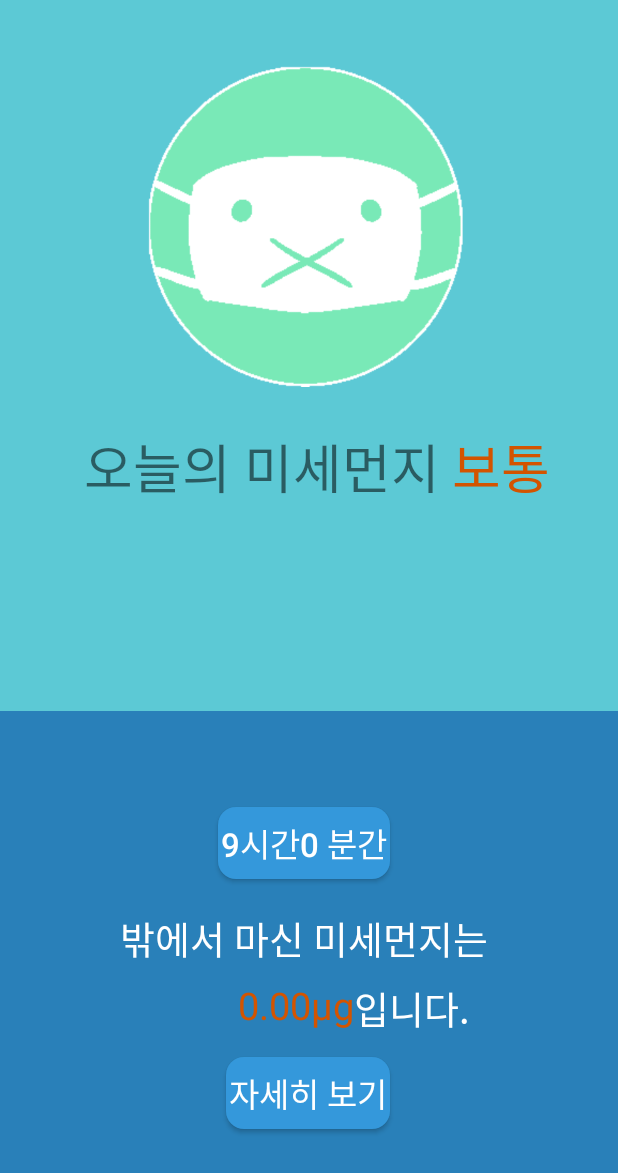
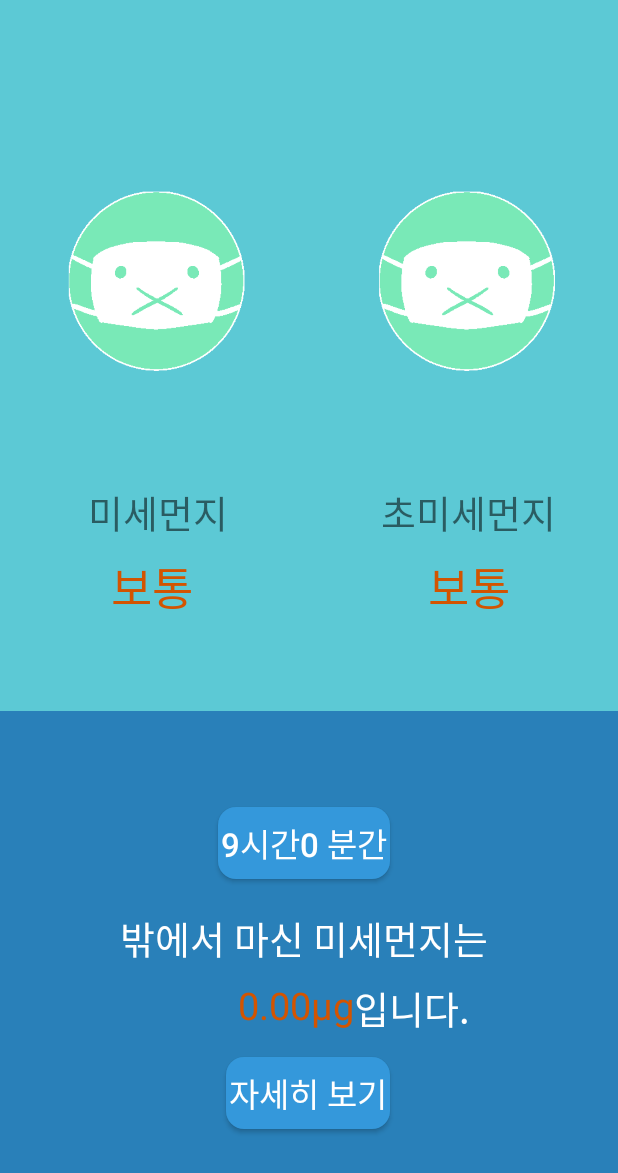
Before and after one commit to irakla/MiseAlimi, an Android app: the Amount_Info screen opened directly, with no data from a screen before it, on a phone screen of 412 x 824 dp. Shown: the top 1173 px of the screen. Run offline under Robolectric (Android 15) with nearby library versions, the phone set to English and light mode, and no system bars.

Commit message:
ui개선 코드 merge 및 백그라운드 작업도중 커밋

```diff
--- a/app/src/main/java/com/example/myapplication/Amount_Info.kt
+++ b/app/src/main/java/com/example/myapplication/Amount_Info.kt
@@ -204,7 +204,8 @@ class Amount_Info : Fragment() {
             if(it.airInfo == null)
                 return@forEach
 
-            val pm10 = it.airInfo?.getString("pm10Value")?.toInt()
+            val pm10str = it.airInfo?.getString("pm10Value")
+            val pm10 = if(pm10str == "-" || pm10str == null) null else pm10str.toInt()
 
             if(pm10 == null)
                 return@forEach
--- a/app/src/main/java/com/example/myapplication/DownloaderForAirInfo.kt
+++ b/app/src/main/java/com/example/myapplication/DownloaderForAirInfo.kt
@@ -1,5 +1,6 @@
 package com.example.myapplication
 
+import android.content.Context
 import android.os.AsyncTask
 import android.support.v7.app.AppCompatActivity
 import kotlinx.android.synthetic.main.activity_gps_list.*
@@ -13,7 +14,7 @@ import java.net.UnknownHostException
 
 typealias AirInfoType = JSONObject?
 
-class DownloaderForAirInfo(private val view_Main: AppCompatActivity)
+class DownloaderForAirInfo(private val view_Main: Context)
     : AsyncTask<GPSTimeStamp, Void, AirInfoType>()
 {
     override fun doInBackground(vararg params_TimeStamps: GPSTimeStamp): AirInfoType {
--- a/app/src/main/java/com/example/myapplication/GPSTimeStamp.kt
+++ b/app/src/main/java/com/example/myapplication/GPSTimeStamp.kt
@@ -1,5 +1,6 @@
 package com.example.myapplication
 
+import android.content.Context
 import android.location.Location
 import android.os.Build
 import android.support.v7.app.AppCompatActivity
@@ -14,7 +15,7 @@ import java.util.*
 var formatstr: String = "yy년 MM월 dd일 E\n" +
         "a hh시mm분"
 
-class GPSTimeStamp(view_Main: AppCompatActivity, location : Location, airInfo: AirInfoType = null){
+class GPSTimeStamp(view_Main: Context, location : Location, airInfo: AirInfoType = null){
     val location : Location
     var theTimeNotification = Date(location.time).toString()
         get() = field
--- a/app/src/main/java/com/example/myapplication/GPSTimelineManager.kt
+++ b/app/src/main/java/com/example/myapplication/GPSTimelineManager.kt
@@ -1,5 +1,6 @@
 package com.example.myapplication
 
+import android.content.Context
 import android.databinding.ObservableArrayList
 import android.location.Location
 import android.os.Build
@@ -16,7 +17,7 @@ object GPSTimelineManager {
         get() = field
         private set(newTimeLine) { field = newTimeLine }
 
-    fun initializeTimeline(view_Main: AppCompatActivity){
+    fun initializeTimeline(view_Main: Context){
         val db = TimelineDBHelper(view_Main)
         val dbCursor = db.readableDatabase.rawQuery("SELECT * FROM timeline", null)
 
--- a/app/src/main/java/com/example/myapplication/Text_Info.kt
+++ b/app/src/main/java/com/example/myapplication/Text_Info.kt
@@ -8,13 +8,29 @@ import android.view.LayoutInflater
 import android.view.View
 import android.view.ViewGroup
 import com.example.myapplication.R
-
+import kotlinx.android.synthetic.main.fragment_amount_info.*
+import kotlinx.android.synthetic.main.fragment_text_info.*
+var ciga: Double = 0.0
 class Text_Info : Fragment() {
     override fun onCreateView(
         inflater: LayoutInflater, container: ViewGroup?,
         savedInstanceState: Bundle?
+
     ): View? {
         // Inflate the layout for this fragment
         return inflater.inflate(R.layout.fragment_text_info, container, false)
     }
+
+    override fun onActivityCreated(savedInstanceState: Bundle?) {
+        super.onActivityCreated(savedInstanceState)
+
+
+        if (finedustByInspirationNow != null) {
+
+            ciga = finedustByInspirationNow / 12000
+
+            textView10.setText(String.format("미세먼지를 %,.2fμg만큼 마시면 담배 %,.2f개비를 피운것과 같습니다.", finedustByInspirationNow, ciga))
+
+        }
+    }
 }
--- a/app/src/main/res/layout/activity_mainview.xml
+++ b/app/src/main/res/layout/activity_mainview.xml
@@ -20,31 +20,55 @@
             app:layout_constraintTop_toTopOf="parent"
             app:layout_constraintVertical_bias="1.0"/>
     <ImageView
-            android:layout_width="239dp"
-            android:layout_height="214dp" app:srcCompat="@drawable/normal" android:id="@+id/changeview"
-            app:layout_constraintEnd_toEndOf="parent"
-            app:layout_constraintStart_toStartOf="parent" android:layout_marginTop="4dp"
-            app:layout_constraintTop_toTopOf="parent" android:layout_marginEnd="8dp" android:layout_marginStart="8dp"
-            app:layout_constraintBottom_toTopOf="@+id/viewPager" app:layout_constraintHorizontal_bias="0.494"
-            app:layout_constraintVertical_bias="0.155"/>
+            android:layout_width="130dp"
+            android:layout_height="120dp" app:srcCompat="@drawable/normal" android:id="@+id/changeview"
+            app:layout_constraintStart_toStartOf="parent"
+            android:layout_marginStart="40dp"
+            android:layout_marginBottom="8dp" app:layout_constraintBottom_toTopOf="@+id/textView5"
+            android:layout_marginTop="60dp" app:layout_constraintTop_toTopOf="parent"/>
+    <ImageView
+            android:layout_width="120dp"
+            android:layout_height="120dp" app:srcCompat="@drawable/normal" android:id="@+id/changeview2"
+            app:layout_constraintBottom_toTopOf="@+id/textView2"
+            app:layout_constraintStart_toEndOf="@+id/changeview"
+            android:layout_marginStart="10dp" app:layout_constraintTop_toTopOf="parent"
+            android:layout_marginBottom="8dp" android:layout_marginTop="60dp"
+            app:layout_constraintEnd_toEndOf="parent" android:layout_marginEnd="40dp"
+            app:layout_constraintHorizontal_bias="1.0"/>
     <TextView
-            android:text="오늘의 미세먼지"
-            android:textSize="35dp"
+            android:text="미세먼지"
+            android:textSize="25dp"
             android:layout_width="wrap_content"
             android:layout_height="wrap_content" android:id="@+id/textView5"
-            app:layout_constraintStart_toStartOf="parent" android:layout_marginStart="56dp"
-            app:layout_constraintBottom_toTopOf="@+id/viewPager" android:layout_marginTop="8dp"
-            app:layout_constraintTop_toBottomOf="@+id/changeview" app:layout_constraintVertical_bias="0.119"/>
+            app:layout_constraintStart_toStartOf="@+id/changeview"
+            app:layout_constraintEnd_toEndOf="@+id/changeview"
+            android:layout_marginBottom="8dp"
+            app:layout_constraintBottom_toTopOf="@+id/textView6"/>
+    <TextView
+            android:text="초미세먼지"
+            android:textSize="25dp"
+            android:layout_width="wrap_content"
+            android:layout_height="wrap_content" android:id="@+id/textView2"
+            app:layout_constraintStart_toStartOf="@+id/changeview2"
+            app:layout_constraintEnd_toEndOf="@+id/changeview2" android:layout_marginBottom="8dp"
+            app:layout_constraintBottom_toTopOf="@+id/textView4"/>
     <TextView
             android:textColor="@color/textred"
             android:text="보통"
-            android:textSize="35dp"
+            android:textSize="30dp"
             android:layout_width="wrap_content"
             android:layout_height="wrap_content" android:id="@+id/textView6"
-            app:layout_constraintStart_toEndOf="@+id/textView5"
-            app:layout_constraintEnd_toEndOf="parent" android:layout_marginEnd="8dp"
-            app:layout_constraintHorizontal_bias="0.0" app:layout_constraintBottom_toTopOf="@+id/viewPager"
-            android:layout_marginTop="8dp" app:layout_constraintTop_toBottomOf="@+id/changeview"
-            app:layout_constraintVertical_bias="0.119" android:layout_marginLeft="8dp"
-            android:layout_marginStart="8dp"/>
+            app:layout_constraintEnd_toEndOf="@+id/textView5" android:layout_marginEnd="8dp"
+            app:layout_constraintBottom_toTopOf="@+id/viewPager"
+            app:layout_constraintStart_toStartOf="@+id/textView5"
+            android:layout_marginBottom="60dp"/>
+    <TextView
+            android:textColor="@color/textred"
+            android:text="보통"
+            android:textSize="30dp"
+            android:layout_width="wrap_content"
+            android:layout_height="wrap_content" android:id="@+id/textView4"
+            app:layout_constraintBottom_toTopOf="@+id/viewPager"
+            android:layout_marginBottom="60dp"
+            app:layout_constraintStart_toStartOf="@+id/textView2" app:layout_constraintEnd_toEndOf="@+id/textView2"/>
 </android.support.constraint.ConstraintLayout>
```
Also changed, not shown: app/src/main/java/com/example/myapplication/GPSStamper.kt (+2 -5 lines), app/src/main/java/com/example/myapplication/GatheringService.kt (+40 -2 lines), app/src/main/java/com/example/myapplication/MainView.kt (+41 -0 lines), app/src/main/res/layout/fragment_text_info.xml (+6 -43 lines).
